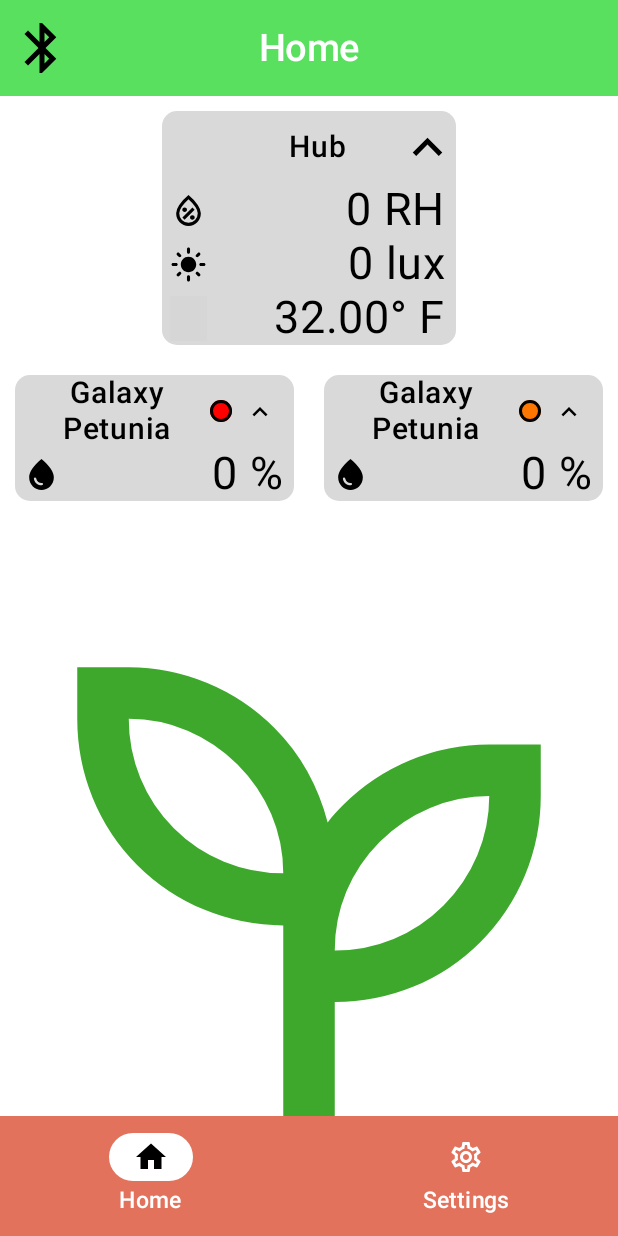
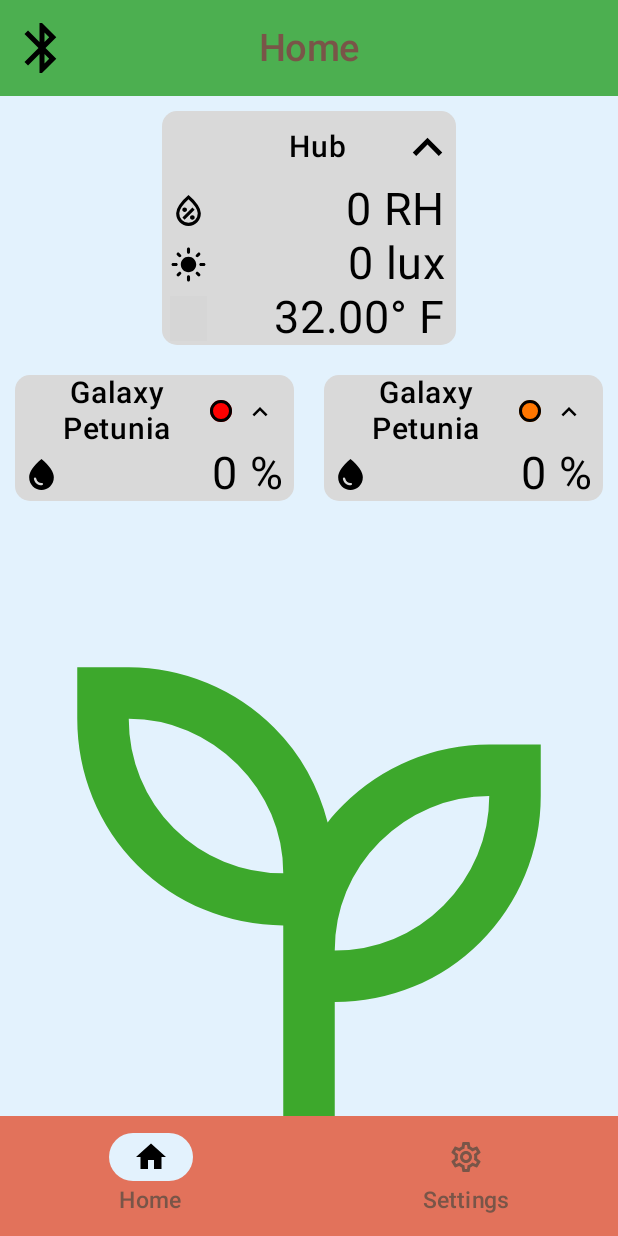
Before and after one commit to CameronRotering/PlantLink, an Android app built with Jetpack Compose: the screen it shows after launch (MainActivity), on a phone screen of 412 x 824 dp. Run offline under Robolectric (Android 15) with nearby library versions, the phone set to English and light mode, and no system bars; our stand-ins replace Room's generated code; 1 statement that could not run was skipped; grey boxes are pictures that could not be loaded.

Commit message:
Trying a more nature theme.

```diff
--- a/app/src/main/java/com/themakers/plantlink/ui/theme/Color.kt
+++ b/app/src/main/java/com/themakers/plantlink/ui/theme/Color.kt
@@ -2,10 +2,20 @@ package com.themakers.plantlink.ui.theme
 
 import androidx.compose.ui.graphics.Color
 
-val primaryDark = Color(89, 224, 94, 255)
-val secondaryDark = Color(255, 255, 255, 255)
-val backgroundDark = Color(255, 255, 255, 255)
+// Nature-inspired color palette
+val LeafGreen = Color(0xFF4CAF50)
+val EarthyBrown = Color(0xFF795548)
+val SkyBlue = Color(0xFFE3F2FD)
+val DarkForestGreen = Color(0xFF388E3C)
+val OffWhite = Color(0xFFFAFAFA) // A slightly off-white for text or secondary elements in dark theme
+val DarkSlateGray = Color(0xFF2F4F4F) // A dark, earthy tone for dark theme primary
 
-val primaryLight = Color(89, 224, 94, 255)
-val secondaryLight = Color(255, 255, 255, 255)
-val backgroundLight = Color(255, 255, 255, 255)
+// Dark Theme Colors
+val primaryDark = DarkSlateGray // Dark, earthy tone
+val secondaryDark = LeafGreen // Vibrant green for accents
+val backgroundDark = DarkForestGreen // Deep forest green
+
+// Light Theme Colors
+val primaryLight = LeafGreen // Bright, leafy green
+val secondaryLight = EarthyBrown // Earthy brown for accents
+val backgroundLight = SkyBlue // Light, airy sky blue
```
